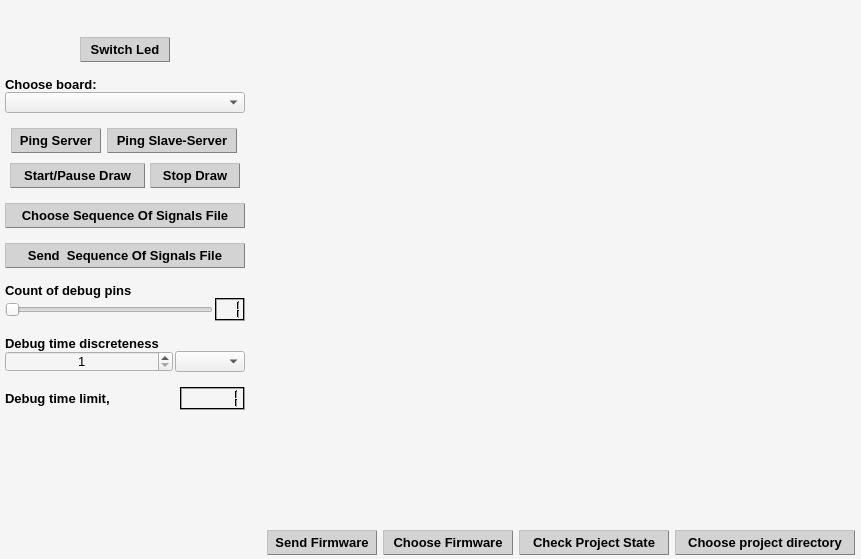
Above: CLIENT/RHE_Client/rhe_widget.ui from qvinn/RHE before the change. Below: the same form after it.
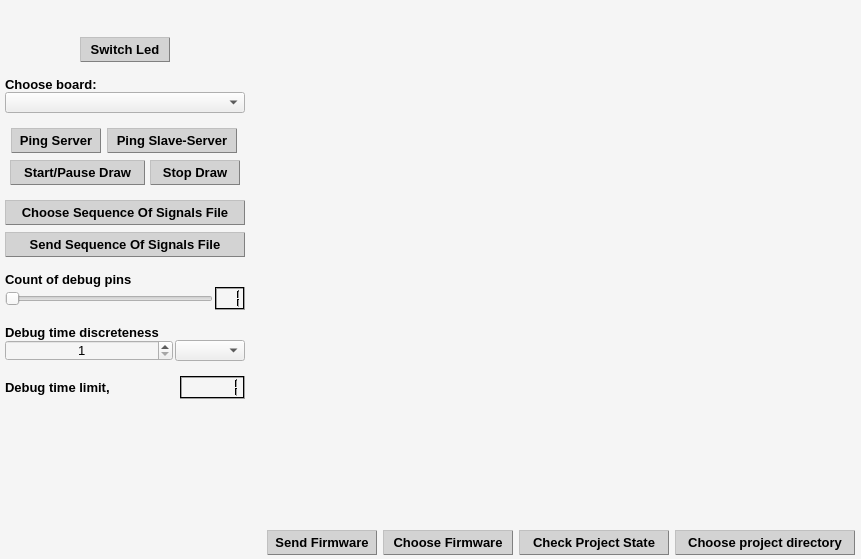
That is the form after the change.

Commit message: Changed send_file method in send_recieve_module

```diff
--- a/CLIENT/RHE_Client/rhe_widget.ui
+++ b/CLIENT/RHE_Client/rhe_widget.ui
@@ -1350,7 +1350,7 @@
          <property name="sizeHint" stdset="0">
           <size>
            <width>20</width>
-           <height>10</height>
+           <height>7</height>
           </size>
          </property>
         </spacer>
@@ -2229,7 +2229,7 @@
          <property name="sizeHint" stdset="0">
           <size>
            <width>20</width>
-           <height>15</height>
+           <height>7</height>
           </size>
          </property>
         </spacer>
@@ -2512,7 +2512,7 @@
 }</string>
          </property>
          <property name="text">
-          <string>Send  Sequence Of Signals File</string>
+          <string>Send Sequence Of Signals File</string>
          </property>
          <property name="autoDefault">
           <bool>false</bool>
```
The commit also changes 3 other files.
